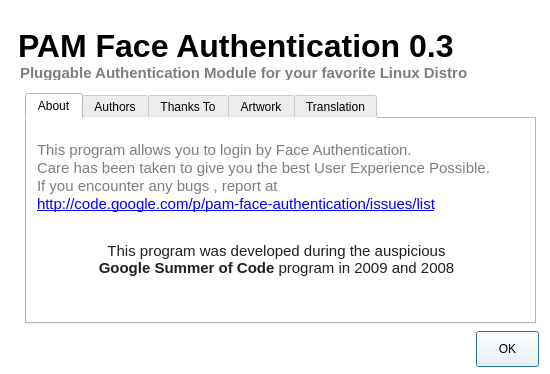
Above: data/ui/uifiles/aboutDialog.ui from WilliamRen/pam-face-authentication before the change. Below: the same form after it.
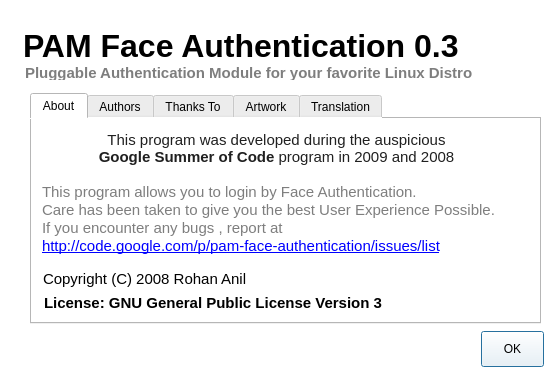
That is the form after the change.

```diff
--- a/data/ui/uifiles/aboutDialog.ui
+++ b/data/ui/uifiles/aboutDialog.ui
@@ -37,7 +37,7 @@
   <widget class="QLabel" name="lbl_title">
    <property name="geometry">
     <rect>
-     <x>18</x>
+     <x>23</x>
      <y>20</y>
      <width>511</width>
      <height>51</height>
@@ -57,7 +57,7 @@
   <widget class="QLabel" name="label_2">
    <property name="geometry">
     <rect>
-     <x>20</x>
+     <x>25</x>
      <y>64</y>
      <width>501</width>
      <height>16</height>
@@ -84,7 +84,7 @@
   <widget class="QTabWidget" name="thanks">
    <property name="geometry">
     <rect>
-     <x>25</x>
+     <x>30</x>
      <y>93</y>
      <width>511</width>
      <height>231</height>
@@ -101,7 +101,7 @@
      <property name="geometry">
       <rect>
        <x>10</x>
-       <y>22</y>
+       <y>64</y>
        <width>491</width>
        <height>81</height>
       </rect>
@@ -136,8 +136,8 @@
     <widget class="QLabel" name="label_4">
      <property name="geometry">
       <rect>
-       <x>59</x>
-       <y>123</y>
+       <x>54</x>
+       <y>12</y>
        <width>381</width>
        <height>41</height>
       </rect>
@@ -167,6 +167,71 @@
       <bool>true</bool>
      </property>
     </widget>
+    <widget class="QLabel" name="lbl_about_2">
+     <property name="geometry">
+      <rect>
+       <x>11</x>
+       <y>151</y>
+       <width>220</width>
+       <height>19</height>
+      </rect>
+     </property>
+     <property name="font">
+      <font>
+       <pointsize>11</pointsize>
+       <weight>75</weight>
+       <bold>true</bold>
+      </font>
+     </property>
+     <property name="styleSheet">
+      <string/>
+     </property>
+     <property name="text">
+      <string>&lt;!DOCTYPE HTML PUBLIC &quot;-//W3C//DTD HTML 4.0//EN&quot; &quot;http://www.w3.org/TR/REC-html40/strict.dtd&quot;&gt;
+&lt;html&gt;&lt;head&gt;&lt;meta name=&quot;qrichtext&quot; content=&quot;1&quot; /&gt;&lt;style type=&quot;text/css&quot;&gt;
+p, li { white-space: pre-wrap; }
+&lt;/style&gt;&lt;/head&gt;&lt;body style=&quot; font-family:'Sans Serif'; font-size:11pt; font-weight:600; font-style:normal;&quot;&gt;
+&lt;p style=&quot; margin-top:0px; margin-bottom:0px; margin-left:0px; margin-right:0px; -qt-block-indent:0; text-indent:0px;&quot;&gt;&lt;span style=&quot; font-weight:400;&quot;&gt;Copyright (C) 2008 Rohan Anil &lt;/span&gt;&lt;/p&gt;&lt;/body&gt;&lt;/html&gt;</string>
+     </property>
+     <property name="alignment">
+      <set>Qt::AlignLeading|Qt::AlignLeft|Qt::AlignTop</set>
+     </property>
+     <property name="wordWrap">
+      <bool>true</bool>
+     </property>
+    </widget>
+    <widget class="QLabel" name="lbl_about_3">
+     <property name="geometry">
+      <rect>
+       <x>12</x>
+       <y>175</y>
+       <width>388</width>
+       <height>16</height>
+      </rect>
+     </property>
+     <property name="font">
+      <font>
+       <pointsize>11</pointsize>
+       <weight>75</weight>
+       <bold>true</bold>
+      </font>
+     </property>
+     <property name="styleSheet">
+      <string/>
+     </property>
+     <property name="text">
+      <string>License: GNU General Public License Version 3</string>
+     </property>
+     <property name="textFormat">
+      <enum>Qt::PlainText</enum>
+     </property>
+     <property name="alignment">
+      <set>Qt::AlignLeading|Qt::AlignLeft|Qt::AlignTop</set>
+     </property>
+     <property name="wordWrap">
+      <bool>true</bool>
+     </property>
+    </widget>
    </widget>
    <widget class="QWidget" name="tab">
     <attribute name="title">
@@ -307,7 +372,7 @@
   <widget class="QPushButton" name="pb_ok">
    <property name="geometry">
     <rect>
-     <x>476</x>
+     <x>481</x>
      <y>331</y>
      <width>63</width>
      <height>36</height>
```
Left out of the diff: 2 changed lines with no effect on the pictures.
